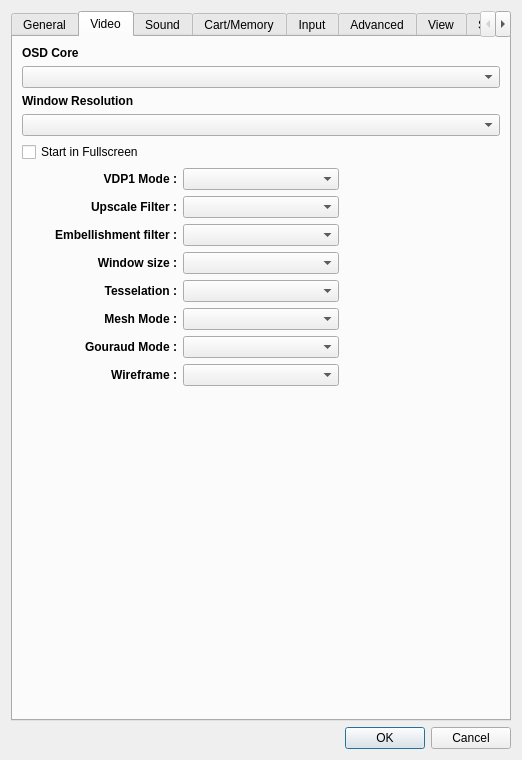
Qt form yabause/src/port/qt/ui/UISettings.ui (FCare/Kronos) before a commit.
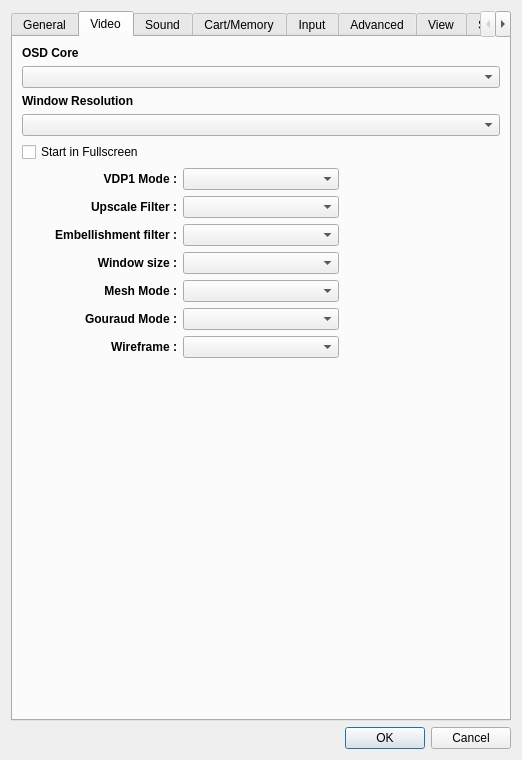
The same form after that commit. The open tabs and pages were chosen to show the change. Custom widgets are drawn as their Qt base class.

Diff of the .ui file:
```diff
--- a/yabause/src/port/qt/ui/UISettings.ui
+++ b/yabause/src/port/qt/ui/UISettings.ui
@@ -299,25 +299,6 @@
        <item row="20" column="1">
         <widget class="QComboBox" name="cbFilterMode"/>
        </item>
-       <item row="23" column="0">
-        <widget class="QLabel" name="Tesselation">
-         <property name="font">
-          <font>
-           <weight>75</weight>
-           <bold>true</bold>
-          </font>
-         </property>
-         <property name="text">
-          <string>Tesselation :</string>
-         </property>
-         <property name="textFormat">
-          <enum>Qt::PlainText</enum>
-         </property>
-         <property name="alignment">
-          <set>Qt::AlignRight|Qt::AlignTrailing|Qt::AlignVCenter</set>
-         </property>
-        </widget>
-       </item>
        <item row="4" column="0" colspan="3">
         <widget class="QComboBox" name="cbOSDCore"/>
        </item>
@@ -346,9 +327,6 @@
          </property>
         </widget>
        </item>
-       <item row="23" column="1">
-        <widget class="QComboBox" name="cbPolygonGeneration"/>
-       </item>
        <item row="28" column="1">
         <widget class="QComboBox" name="cbWireframeFilter"/>
        </item>
@@ -374,9 +352,6 @@
          </property>
         </widget>
        </item>
-       <item row="25" column="1">
-        <widget class="QComboBox" name="cbMeshModeFilter"/>
-       </item>
        <item row="18" column="0">
         <widget class="QLabel" name="Vdp1 Mode">
          <property name="font">
@@ -399,6 +374,9 @@
        <item row="18" column="1">
         <widget class="QComboBox" name="cbVdp1Mode"/>
        </item>
+       <item row="25" column="1">
+        <widget class="QComboBox" name="cbMeshModeFilter"/>
+       </item>
        <item row="20" column="0">
         <widget class="QLabel" name="Embellishmentfilter">
          <property name="font">
```
